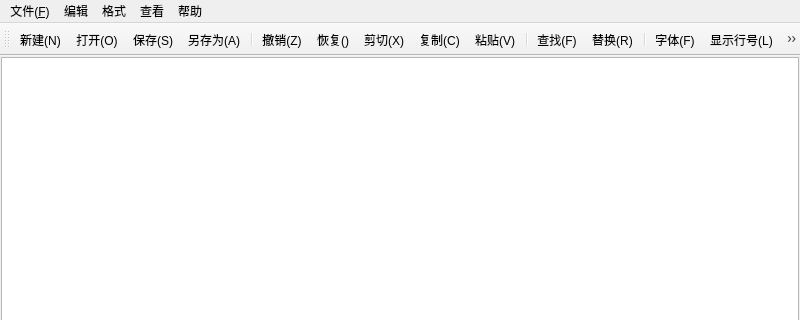
Above: mainwindow.ui from FuShengHu/QTDemo before the change; both pictures show x 0 to 800 and y 0 to 320 of the 800 by 600 pixel window. Below: the same form after it.
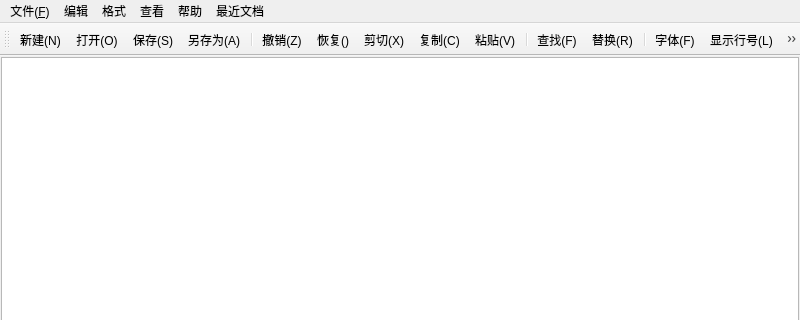
That is the form after the change. Icons and pictures are not drawn. Custom widgets are drawn as their Qt base class.

Commit message: 完成历史功能

Patch:
```diff
--- a/mainwindow.ui
+++ b/mainwindow.ui
@@ -95,11 +95,17 @@
     </property>
     <addaction name="actionAbout"/>
    </widget>
+   <widget class="QMenu" name="menu_6">
+    <property name="title">
+     <string>最近文档</string>
+    </property>
+   </widget>
    <addaction name="menu"/>
    <addaction name="menu_2"/>
    <addaction name="menu_3"/>
    <addaction name="menu_4"/>
    <addaction name="menu_5"/>
+   <addaction name="menu_6"/>
   </widget>
   <widget class="QStatusBar" name="statusbar"/>
   <widget class="QToolBar" name="toolBar">
```
Left out of the diff: 5 changed lines with no effect on the pictures. The commit also changes 2 other files.
